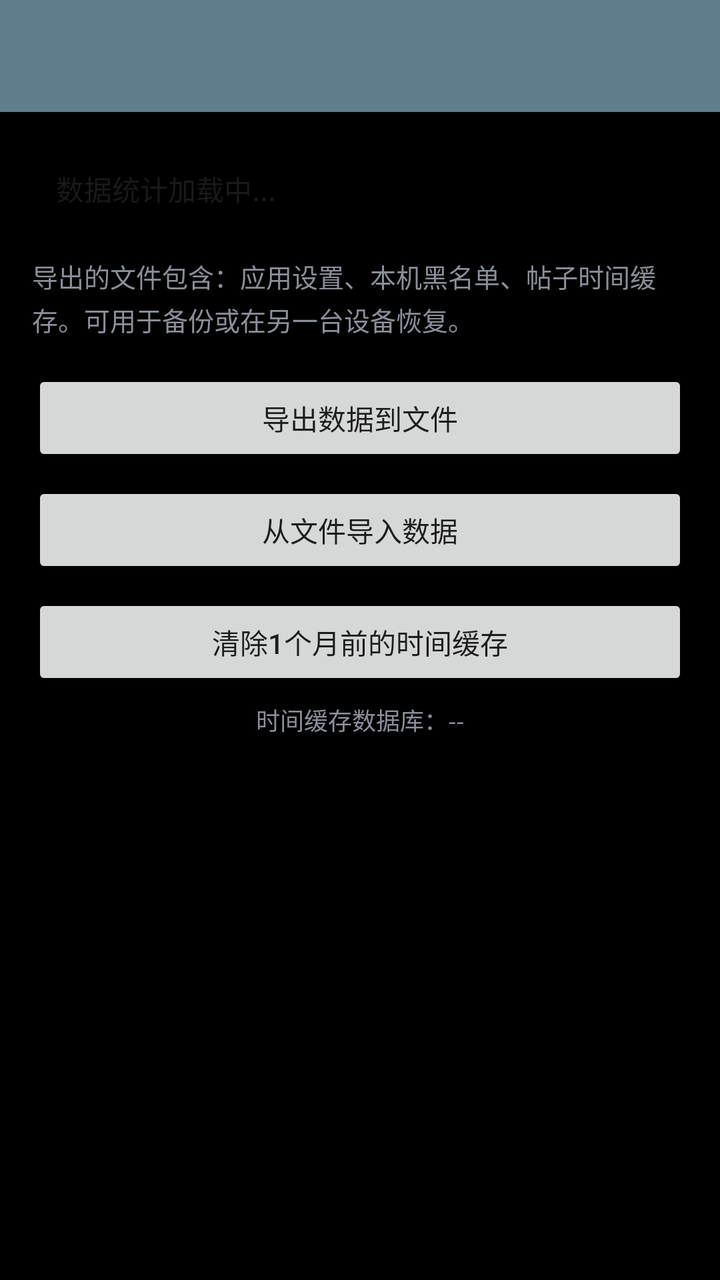
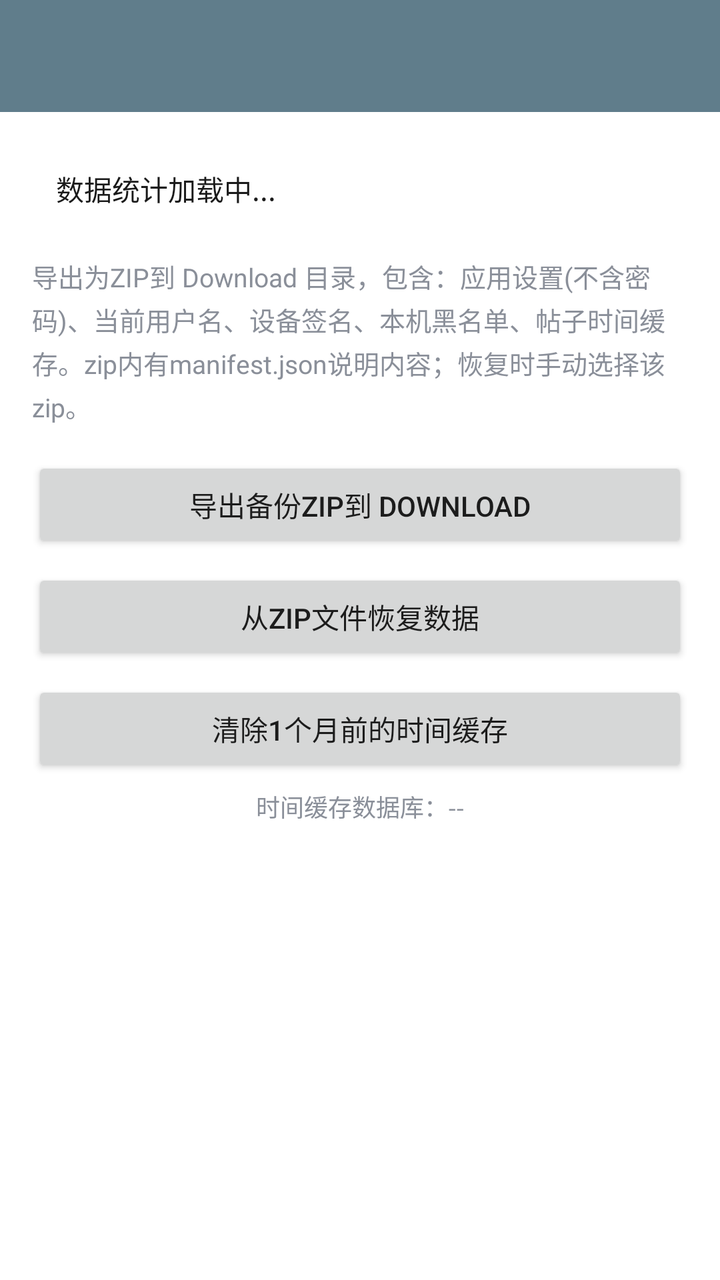

Before-and-after screenshots of an Android layout around one commit, followed by the original layout XML and the change that was made.
<!-- AndroidManifest.xml: activity theme AppTheme.NoActionBar -->
<!-- res/layout/activity_app_data.xml -->
<?xml version="1.0" encoding="utf-8"?>
<LinearLayout xmlns:android="http://schemas.android.com/apk/res/android"
    android:orientation="vertical"
    android:layout_width="match_parent"
    android:layout_height="match_parent"
    android:background="?android:attr/windowBackground">

    <androidx.appcompat.widget.Toolbar
        android:id="@+id/app_data_toolbar"
        android:layout_width="match_parent"
        android:layout_height="?attr/actionBarSize"
        android:background="?attr/colorPrimary"
        android:title="App数据管理"
        android:titleTextColor="@android:color/white" />

    <ScrollView
        android:layout_width="match_parent"
        android:layout_height="0dp"
        android:layout_weight="1"
        android:padding="16dp">

        <LinearLayout
            android:orientation="vertical"
            android:layout_width="match_parent"
            android:layout_height="wrap_content">

            <TextView
                android:id="@+id/app_data_stats"
                android:layout_width="match_parent"
                android:layout_height="wrap_content"
                android:text="数据统计加载中..."
                android:textSize="14sp"
                android:textColor="@color/mine_row_title"
                android:lineSpacingExtra="4dp"
                android:padding="12dp" />

            <TextView
                android:layout_width="match_parent"
                android:layout_height="wrap_content"
                android:text="导出的文件包含：应用设置、本机黑名单、帖子时间缓存。可用于备份或在另一台设备恢复。"
                android:textSize="13sp"
                android:lineSpacingExtra="3dp"
                android:paddingTop="12dp"
                android:paddingBottom="16dp"
                android:textColor="@color/mine_row_summary" />

            <Button
                android:id="@+id/btn_export"
                android:layout_width="match_parent"
                android:layout_height="wrap_content"
                android:text="导出数据到文件" />

            <Button
                android:id="@+id/btn_import"
                android:layout_width="match_parent"
                android:layout_height="wrap_content"
                android:text="从文件导入数据"
                android:layout_marginTop="8dp" />

            <Button
                android:id="@+id/btn_clean"
                android:layout_width="match_parent"
                android:layout_height="wrap_content"
                android:text="清除1个月前的时间缓存"
                android:layout_marginTop="8dp" />

            <TextView
                android:id="@+id/app_data_db_size"
                android:layout_width="match_parent"
                android:layout_height="wrap_content"
                android:text="时间缓存数据库：--"
                android:textSize="12sp"
                android:textColor="@color/mine_row_summary"
                android:gravity="center_horizontal"
                android:paddingTop="6dp" />

        </LinearLayout>
    </ScrollView>

</LinearLayout>
<!-- resources referenced by this layout -->
<resources>
  <color name="mine_row_summary">#8A8F99</color>
  <color name="mine_row_title">#1A1A1A</color>
  <style name="AppTheme.NoActionBar">
      <item name="windowActionBar">false</item>
      <item name="windowNoTitle">true</item>
  
      
      
      <item name="android:colorPrimary">@color/colorPrimary</item>
      
      <item name="android:colorPrimaryDark">@color/colorPrimaryDark</item>
      
      <item name="android:colorAccent">@color/colorAccent</item>
    </style>
  <color name="colorPrimary">#607D8B</color>
  <color name="colorPrimaryDark">#455A64</color>
  <color name="colorAccent">#FF4081</color>
</resources>

<!-- the commit's change to res/layout/activity_app_data.xml (unified diff, before → after) -->
@@ -3,7 +3,8 @@
     android:orientation="vertical"
     android:layout_width="match_parent"
     android:layout_height="match_parent"
-    android:background="?android:attr/windowBackground">
+    android:background="@color/body_background_night"
+    android:fitsSystemWindows="true">
 
     <androidx.appcompat.widget.Toolbar
         android:id="@+id/app_data_toolbar"
@@ -37,7 +38,7 @@
             <TextView
                 android:layout_width="match_parent"
                 android:layout_height="wrap_content"
-                android:text="导出的文件包含：应用设置、本机黑名单、帖子时间缓存。可用于备份或在另一台设备恢复。"
+                android:text="导出为ZIP到 Download 目录，包含：应用设置(不含密码)、当前用户名、设备签名、本机黑名单、帖子时间缓存。zip内有manifest.json说明内容；恢复时手动选择该zip。"
                 android:textSize="13sp"
                 android:lineSpacingExtra="3dp"
                 android:paddingTop="12dp"
@@ -48,13 +49,13 @@
                 android:id="@+id/btn_export"
                 android:layout_width="match_parent"
                 android:layout_height="wrap_content"
-                android:text="导出数据到文件" />
+                android:text="导出备份ZIP到 Download" />
 
             <Button
                 android:id="@+id/btn_import"
                 android:layout_width="match_parent"
                 android:layout_height="wrap_content"
-                android:text="从文件导入数据"
+                android:text="从ZIP文件恢复数据"
                 android:layout_marginTop="8dp" />
 
             <Button
<!-- resource entries referenced after the edit -->
@@ -1,5 +1,6 @@
 <!-- resources referenced by this layout -->
 <resources>
+  <color name="body_background_night">#FFFFFF</color>
   <color name="mine_row_summary">#8A8F99</color>
   <color name="mine_row_title">#1A1A1A</color>
   <style name="AppTheme.NoActionBar">
